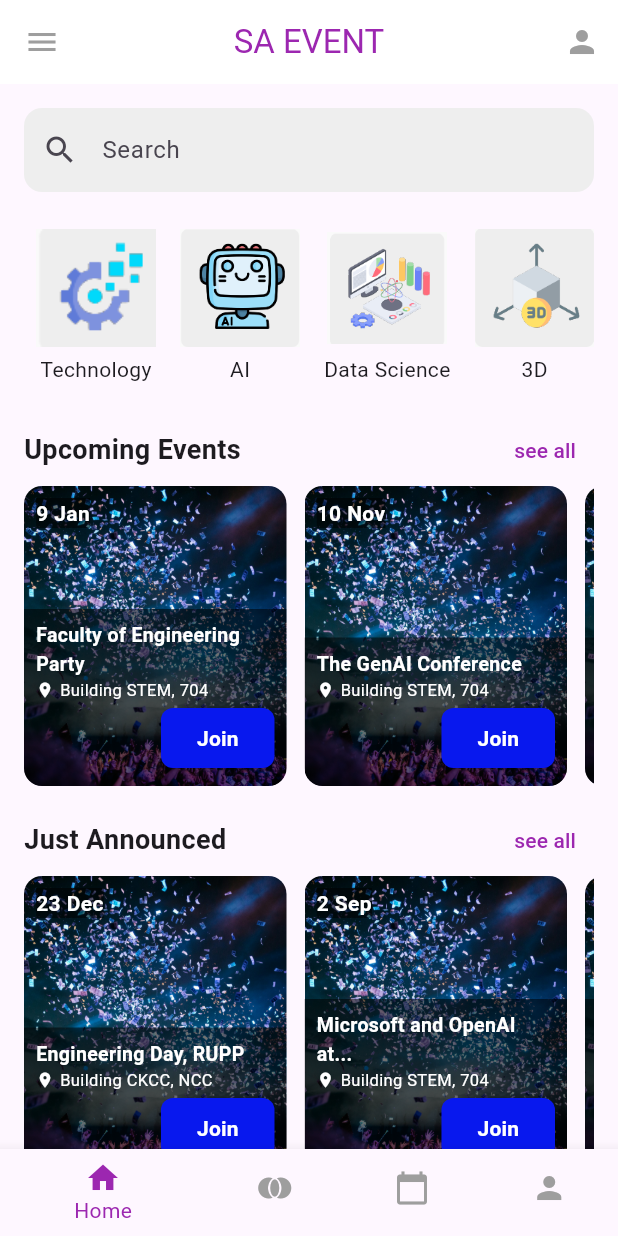
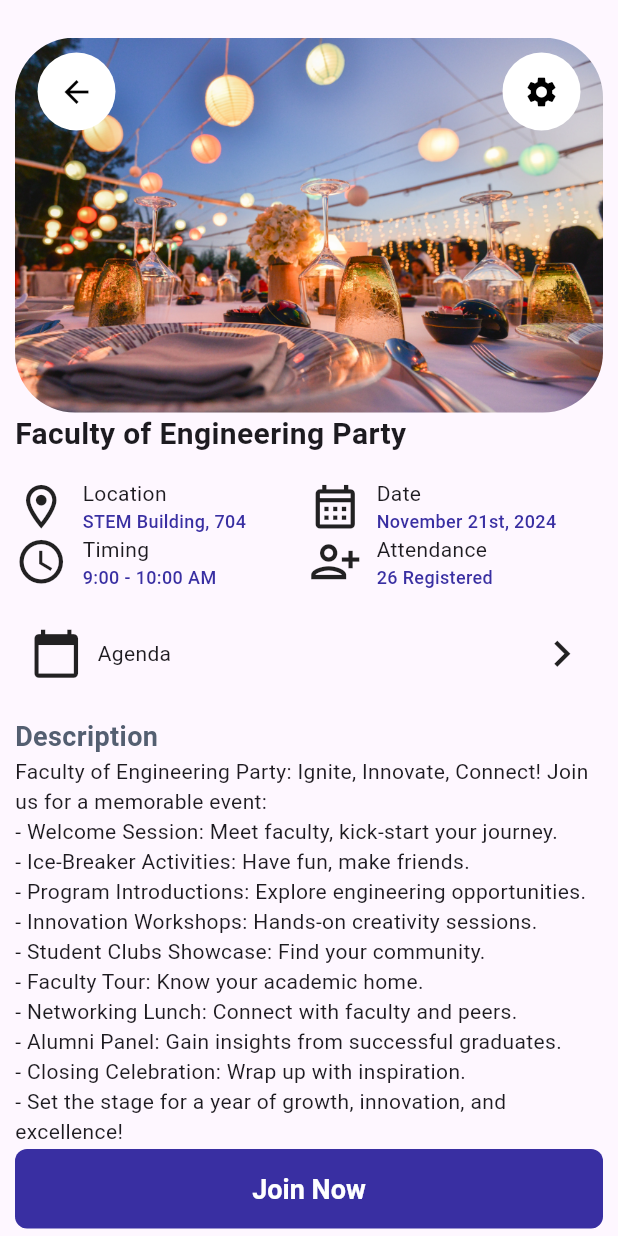
Before and after one commit to ChetSovisoth/tosjoin-flutter, a Flutter app: the HomeView screen opened by its route, after a tap on "Join", on a phone screen of 412 x 824 dp. Run offline on Flutter 3.47's test engine with Material 3 defaults, Android fonts, the phone set to English and light mode, and no system bars; our stand-ins replace get.

Commit message:
event detail + agenda pages

```diff
--- /dev/null
+++ b/lib/base/res/app_styles.dart
@@ -0,0 +1,50 @@
+import 'package:flutter/material.dart';
+
+class AppStyles {
+  static Color bgColor = const Color.fromRGBO(147, 147, 147, 1);
+  static Color blueColor = const Color.fromRGBO(57, 47, 162, 1);
+
+  static TextStyle detailsTextStyle = TextStyle(
+    fontSize: 12,
+    fontWeight: FontWeight.w500,
+    color: blueColor
+  );
+
+  static TextStyle descriptionTextStyle = const TextStyle(
+    fontSize: 18,
+    fontWeight: FontWeight.w600,
+    color: Color.fromRGBO(84, 95, 113, 1)
+  );
+
+  static TextStyle headingTextStyle = const TextStyle(
+    fontSize: 20,
+    fontWeight: FontWeight.w500,
+    color: Colors.black
+  );
+
+  static final ButtonStyle blueButtonStyle = ElevatedButton.styleFrom(
+    backgroundColor: blueColor,
+    foregroundColor: Colors.white,
+    padding: const EdgeInsets.symmetric(vertical: 16.0),
+    textStyle: const TextStyle(
+      fontSize: 18,
+      fontWeight: FontWeight.w600,
+    ),
+    shape: RoundedRectangleBorder(
+      borderRadius: BorderRadius.circular(8.0),
+    ),
+  );
+
+  static final ButtonStyle grayButtonStyle = ElevatedButton.styleFrom(
+    backgroundColor: const Color.fromRGBO(84, 95, 113, 1),
+    foregroundColor: Colors.white,
+    padding: const EdgeInsets.symmetric(vertical: 16.0),
+    textStyle: const TextStyle(
+      fontSize: 18,
+      fontWeight: FontWeight.w600,
+    ),
+    shape: RoundedRectangleBorder(
+      borderRadius: BorderRadius.circular(8.0),
+    ),
+  );
+}
--- /dev/null
+++ b/lib/pages/agenda/agenda_view.dart
@@ -0,0 +1,53 @@
+import 'package:flutter/material.dart';
+import 'package:get/get.dart';
+import 'package:tosjoin/base/res/app_styles.dart';
+import 'package:tosjoin/pages/event_detail/event_detail_view.dart';
+
+class AgendaView extends StatelessWidget {
+  const AgendaView({super.key});
+
+  @override
+  Widget build(BuildContext context) {
+    return Scaffold(
+      body: Padding(
+        padding: const EdgeInsets.symmetric(horizontal: 10),
+        child: Column(
+          children: [
+            const SizedBox(height: 25),
+            Row(
+              mainAxisAlignment: MainAxisAlignment.spaceBetween,
+              children: [
+                IconButton(
+                  icon: const Icon(Icons.arrow_back, color: Colors.black, size: 35),
+                  onPressed: () {
+                    Get.to(() => const EventDetailView());
+                  },
+                ),
+                Text(
+                  "Agenda",
+                  style: AppStyles.headingTextStyle,
+                ),
+                IconButton(
+                  icon: const Icon(Icons.settings, color: Colors.black, size: 35),
+                  onPressed: () {
+                    // Get.to(() => const EventDetailView());
+                  },
+                ),
+              ],
+            ),
+
+            const SizedBox(height: 15),
+
+            Expanded(
+              child: ListView(
+                children: const [
+                  Text("dasdas"),
+                ],
+              ),
+            ),
+          ],
+        ),
+      ),
+    );
+  }
+}
--- /dev/null
+++ b/lib/pages/event_detail/event_detail_view.dart
@@ -0,0 +1,265 @@
+import 'package:flutter/material.dart';
+import 'package:get/get.dart';
+import 'package:tosjoin/base/res/app_styles.dart';
+import 'package:tosjoin/pages/agenda/agenda_view.dart';
+import 'package:tosjoin/pages/home/home_view.dart';
+
+class EventDetailView extends StatelessWidget {
+  const EventDetailView({super.key});
+  @override
+  Widget build(BuildContext context) {
+
+  final halfScreenSize =  MediaQuery.of(context).size.width / 2 - 10;
+  final descriptions = [
+    "Faculty of Engineering Party: Ignite, Innovate, Connect! Join us for a memorable event:",
+    "- Welcome Session: Meet faculty, kick-start your journey.",
+    "- Ice-Breaker Activities: Have fun, make friends.",
+    "- Program Introductions: Explore engineering opportunities.",
+    "- Innovation Workshops: Hands-on creativity sessions.",
+    "- Student Clubs Showcase: Find your community.",
+    "- Faculty Tour: Know your academic home.",
+    "- Networking Lunch: Connect with faculty and peers.",
+    "- Alumni Panel: Gain insights from successful graduates.",
+    "- Closing Celebration: Wrap up with inspiration.",
+    "- Set the stage for a year of growth, innovation, and excellence!"
+  ];
+
+    return Scaffold(
+      body: Padding(
+        padding: const EdgeInsets.symmetric(horizontal: 10),
+        child: Column(
+          children: [
+            Expanded(
+              child: ListView(
+                children: [
+                  const SizedBox(height: 25),
+                  //Picture
+                  Container(
+                    width: MediaQuery.of(context).size.width,
+                    height: 250,
+                    decoration: const BoxDecoration(
+                      borderRadius: BorderRadius.all(Radius.circular(40)),
+                      image: DecorationImage(
+                        image: AssetImage('lib/assets/party.jpg'),
+                        fit: BoxFit.fitWidth,
+                      ),
+                    ),
+                    child: Stack(
+                      children: [
+                        Positioned(
+                          top: 10,
+                          left: 15,
+                          child: Container(
+                            padding: const EdgeInsets.all(2),
+                            decoration: BoxDecoration(
+                              color: Colors.white,
+                              borderRadius: BorderRadius.circular(50),
+                            ),
+                            child: IconButton(
+                              icon: const Icon(Icons.arrow_back, color: Colors.black),
+                              onPressed: () {
+                                Get.to(() => HomeView());
+                              },
+                            ),
+                          ),
+                        ),
+                        Positioned(
+                          top: 10,
+                          right: 15,
+                          child: Container(
+                            padding: const EdgeInsets.all(2),
+                            decoration: BoxDecoration(
+                              color: Colors.white,
+                              borderRadius: BorderRadius.circular(50),
+                            ),
+                            child: IconButton(
+                              icon: const Icon(Icons.settings, color: Colors.black),
+                              onPressed: () {
+                                // Handle button press
+                              },
+                            ),
+                          ),
+                        ),
+                      ],
+                    ),
+                  ),
+
+                  //Text
+                  const Row(
+                    children: [
+                      Text(
+                        "Faculty of Engineering Party",
+                        style: TextStyle(
+                          fontWeight: FontWeight.bold,
+                          fontSize: 20
+                        ),
+                      ),
+                    ],
+                  ),
+                  const SizedBox(height: 15),
+
+                  //Details
+                  Column(
+                    children: [
+                      Row(
+                        mainAxisAlignment: MainAxisAlignment.spaceBetween,
+                        children: [
+                          SizedBox(
+                            width:  halfScreenSize, // Set a consistent width for alignment
+                            child: Row(
+                              children: [
+                                const Icon(Icons.location_on_outlined, size: 35),
+                                const SizedBox(width: 10),
+                                Column(
+                                  crossAxisAlignment: CrossAxisAlignment.start,
+                                  children: [
+                                    const Text("Location"),
+                                    Text("STEM Building, 704", style: AppStyles.detailsTextStyle),
+                                  ],
+                                ),
+                              ],
+                            ),
+                          ),
+                          SizedBox(
+                            width: halfScreenSize, // Set a consistent width for alignment
+                            child: Row(
+                              children: [
+                                const Icon(Icons.calendar_month_outlined, size: 35),
+                                const SizedBox(width: 10),
+                                Column(
+                                  crossAxisAlignment: CrossAxisAlignment.start,
+                                  children: [
+                                    const Text("Date"),
+                                    Text("November 21st, 2024", style: AppStyles.detailsTextStyle),
+                                  ],
+                                ),
+                              ],
+                            ),
+                          ),
+                        ],
+                      ),
+                      Row(
+                        mainAxisAlignment: MainAxisAlignment.spaceBetween,
+                        children: [
+                          SizedBox(
+                            width: halfScreenSize, // Set a consistent width for alignment
+                            child: Row(
+                              children: [
+                                const Icon(Icons.access_time, size: 35),
+                                const SizedBox(width: 10),
+                                Column(
+                                  crossAxisAlignment: CrossAxisAlignment.start,
+                                  children: [
+                                    const Text("Timing"),
+                                    Text("9:00 - 10:00 AM", style: AppStyles.detailsTextStyle),
+                                  ],
+                                ),
+                              ],
+                            ),
+                          ),
+                          SizedBox(
+                            width: halfScreenSize, // Set a consistent width for alignment
+                            child: Row(
+                              children: [
+                                const Icon(Icons.person_add_alt, size: 35),
+                                const SizedBox(width: 10),
+                                Column(
+                                  crossAxisAlignment: CrossAxisAlignment.start,
+                                  children: [
+                                    const Text("Attendance"),
+                                    Text("26 Registered", style: AppStyles.detailsTextStyle),
+                                  ],
+                                ),
+                              ],
+                            ),
+                          ),
+                        ],
+                      ),
+                    ],
+                  ),
+                  const SizedBox(height: 15),
+
+                  //Agenda
+                  Container(
+                    // color: AppStyles.bgColor, // Set your background color
+                    padding: const EdgeInsets.all(10),
+                    child: GestureDetector(
+                      onTap: () {
+                        // Handle the button tap here
+                        Get.to(() => const AgendaView());
+                      },
+                      child: const Row(
+                        mainAxisAlignment: MainAxisAlignment.spaceBetween,
+                        children: [
+                          SizedBox(
+                            child: Row(
+                              children: [
+                                Icon(Icons.calendar_today, size: 35),
+                                SizedBox(width: 10),
+                                Text("Agenda"),
+                              ],
+                            ),
+                          ),
+                          Icon(Icons.chevron_right_sharp, size: 35),
+                        ],
+                      ),
+                    ),
+                  ),
+
+                  const SizedBox(height: 15),
+
+                  //Description
+                  Column(
+                    crossAxisAlignment: CrossAxisAlignment.start,
+                    children: [
+                      Text('Description', style: AppStyles.descriptionTextStyle),
+                      ...descriptions.map((text) => Text(text)),
+                      ...descriptions.map((text) => Text(text)),
+                      ...descriptions.map((text) => Text(text)),
+                      ...descriptions.map((text) => Text(text)),
+                    ],
+                  ),
+                ],
+              ),
+            ),
+
+            //Button
+            const JoinButton(),
+
+            const SizedBox(height: 5)
+          ],
+        ),
+      ),
+    );
+  }
+}
+
+class JoinButton extends StatefulWidget {
+  const JoinButton({super.key});
+
+  @override
+  // ignore: library_private_types_in_public_api
+  _JoinButtonState createState() => _JoinButtonState();
+}
+
+class _JoinButtonState extends State<JoinButton> {
+  bool isJoined = false;
+
+  @override
+  Widget build(BuildContext context) {
+    return SizedBox(
+      width: double.infinity,
+      child: TextButton(
+        onPressed: () {
+          setState(() {
+            isJoined = !isJoined; // Toggle state
+          });
+        },
+        style: isJoined ? AppStyles.grayButtonStyle : AppStyles.blueButtonStyle,
+        child: Text(
+          isJoined ? "Joined" : "Join Now"
+        ), // Display updated text
+      ),
+    );
+  }
+}
--- a/lib/pages/home/home_view.dart
+++ b/lib/pages/home/home_view.dart
@@ -1,9 +1,12 @@
 import 'package:flutter/material.dart';
 import 'package:get/get.dart';
+import 'package:tosjoin/pages/event_detail/event_detail_view.dart';
 import 'package:tosjoin/pages/joined/join_view.dart';
 import 'home_controller.dart';
 
 class HomeView extends StatelessWidget {
+  HomeView({super.key});
+
   final HomeController controller = Get.put(HomeController());
 
   @override
@@ -221,8 +224,10 @@ class HomeView extends StatelessWidget {
                             Align(
                               alignment: Alignment.centerRight,
                               child: ElevatedButton(
-                                onPressed: () =>
-                                    controller.joinEvent(event['title']!),
+                                onPressed: () => {
+                                  controller.joinEvent(event['title']!),
+                                  Get.to(() => const EventDetailView()),
+                                },
                                 style: ElevatedButton.styleFrom(
                                   backgroundColor:
                                       const Color.fromARGB(255, 8, 24, 238),
--- a/pubspec.yaml
+++ b/pubspec.yaml
@@ -69,6 +69,9 @@ flutter:
     - lib/assets/security.png
     - lib/assets/datascient.png
     - lib/assets/event1.jpg
+    - lib/assets/rupp.png
+    - lib/assets/stem.png
+    - lib/assets/party.jpg
 
   # An image asset can refer to one or more resolution-specific "variants", see
   # https://flutter.dev/to/resolution-aware-images
```
Also changed, not shown: lib/assets/party.jpg (added), lib/assets/rupp.png (added), lib/assets/stem.png (added).
